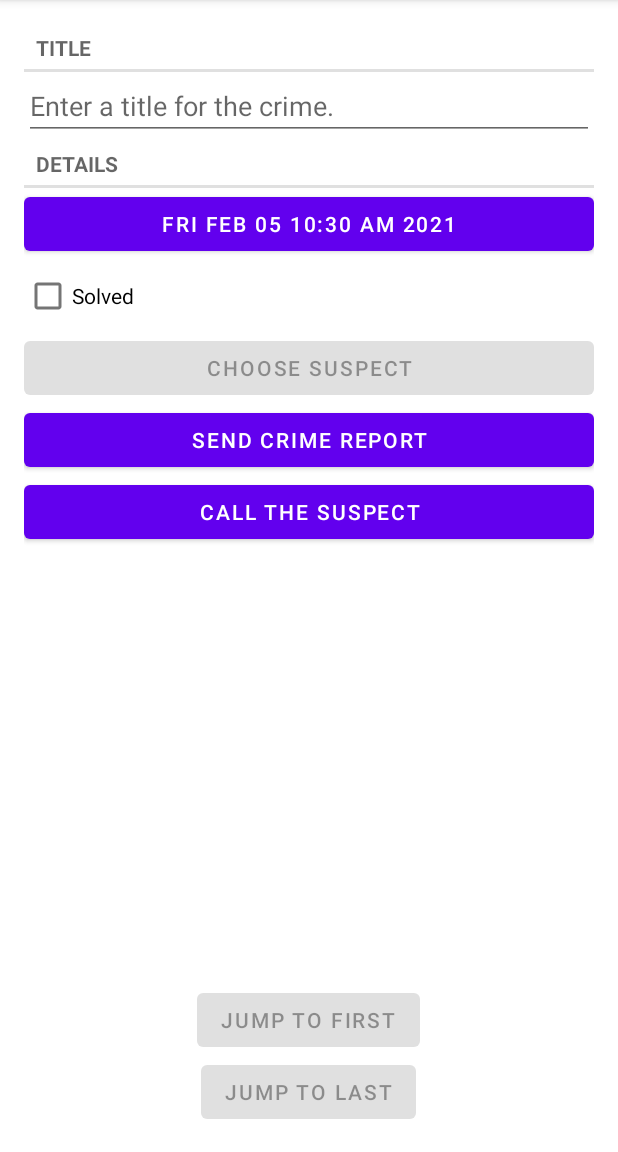
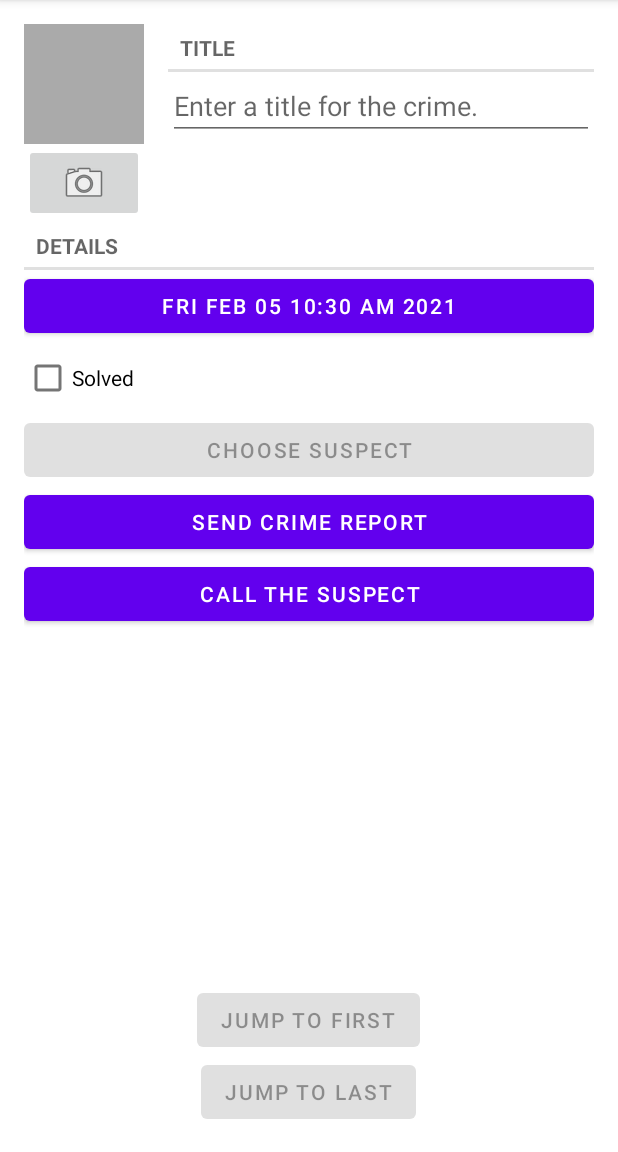
Before and after one commit to HeAohow/BigNerd, an Android app: the CrimeFragment screen opened directly, with no data from a screen before it, on a phone screen of 412 x 824 dp, the part 84-1236 px from its top. Run offline under Robolectric (Android 15) with nearby library versions, the phone set to English and light mode, and no system bars.

Commit message:
chap-16 challenges completed XP;

```diff
--- a/CriminalIntent/app/src/main/java/com/heao/criminalintent/Crime.java
+++ b/CriminalIntent/app/src/main/java/com/heao/criminalintent/Crime.java
@@ -73,4 +73,8 @@
     public String getDateString() {
         return new SimpleDateFormat("EEE MMM dd h:mm a yyyy", Locale.US).format(getDate());
     }
+
+    public String getPhotoFilename() {
+        return "IMG_" + getId().toString() + ".jpg";
+    }
 }
--- a/CriminalIntent/app/src/main/java/com/heao/criminalintent/CrimeFragment.java
+++ b/CriminalIntent/app/src/main/java/com/heao/criminalintent/CrimeFragment.java
@@ -1,44 +1,57 @@
 package com.heao.criminalintent;
 
-import android.Manifest;
 import android.app.Activity;
 import android.content.Intent;
 import android.content.pm.PackageManager;
+import android.content.pm.ResolveInfo;
 import android.database.Cursor;
-import android.database.CursorWrapper;
+import android.graphics.Bitmap;
 import android.net.Uri;
 import android.os.Bundle;
 import android.provider.ContactsContract;
+import android.provider.MediaStore;
 import android.text.Editable;
 import android.text.TextWatcher;
 import android.text.format.DateFormat;
+import android.util.Log;
 import android.view.LayoutInflater;
 import android.view.Menu;
 import android.view.MenuInflater;
 import android.view.MenuItem;
 import android.view.View;
 import android.view.ViewGroup;
+import android.view.ViewTreeObserver;
 import android.widget.Button;
 import android.widget.CheckBox;
 import android.widget.EditText;
+import android.widget.ImageButton;
+import android.widget.ImageView;
 import android.widget.Toast;
 
 import androidx.annotation.NonNull;
 import androidx.annotation.Nullable;
 import androidx.core.app.ShareCompat;
-import androidx.core.content.ContextCompat;
+import androidx.core.content.FileProvider;
 import androidx.fragment.app.Fragment;
 import androidx.fragment.app.FragmentManager;
 
+import com.heao.utils.PictureUtils;
+
+import java.io.File;
 import java.util.Date;
-import java.util.Objects;
+import java.util.List;
 import java.util.UUID;
 
 public class CrimeFragment extends Fragment {
     private static final String ARG_CRIME_ID = "crime_id";
     private static final String DIALOG_DATE = "DialogDate";
+    private static final String DIALOG_DETAIL_PHOTO = "DialogDetailPhoto";
+
     private static final int REQUEST_DATE = 0;
     private static final int REQUEST_CONTACT = 1;
+    private static final int REQUEST_PHOTO = 2;
+
+    private final String PHOTO_AUTHORITY = "com.heao.criminalintent.fileprovider";
 
     private Crime mCrime;
     private EditText mTitleField;
@@ -47,6 +60,11 @@
     private Button mReportButton;
     private Button mSuspectButton;
     private Button mCallButton;
+    private ImageButton mPhotoButton;
+    private ImageView mPhotoView;
+    private int photoWidth;
+    private int photoHeight;
+    private File mPhotoFile;
 
     public static CrimeFragment newInstance(UUID crimeId) {
         // 绑定Fragment参数
@@ -78,6 +96,10 @@
         mReportButton = v.findViewById(R.id.crime_report);
         mSuspectButton = v.findViewById(R.id.crime_suspect);
         mCallButton = v.findViewById(R.id.call_the_suspect);
+        mPhotoButton = v.findViewById(R.id.crime_camera);
+        mPhotoFile = CrimeLab.get(getActivity()).getPhotoFile(mCrime);
+        mPhotoView = v.findViewById(R.id.crime_photo);
+
         // 为控件绑定事件
         mTitleField.setText(mCrime.getTitle());
         mSolvedCheckBox.setChecked(mCrime.isSolved());
@@ -87,7 +109,28 @@
             DatePickerFragment dialog = DatePickerFragment.newInstance(mCrime.getDate());
             // Fragment之间通信 1. 设置target 2. 直接调用target的onActivityResult方法
             dialog.setTargetFragment(CrimeFragment.this, REQUEST_DATE);
+            // 将fragment添加给fragmentManager并显示在屏幕上
+            // String用于在fragment队列中进行唯一标识
             dialog.show(fm, DIALOG_DATE);
+        });
+
+        mPhotoView.getViewTreeObserver().addOnGlobalLayoutListener(new ViewTreeObserver.OnGlobalLayoutListener() {
+            @Override
+            public void onGlobalLayout() {
+                photoWidth = mPhotoView.getMeasuredWidth();
+                photoHeight = mPhotoView.getMeasuredHeight();
+                mPhotoView.getViewTreeObserver().removeOnGlobalLayoutListener(this);
+                updatePhotoView();
+            }
+        });
+
+        mPhotoView.setOnClickListener(v5 -> {
+            if (mPhotoFile == null || !mPhotoFile.exists()) {
+                return;
+            }
+            FragmentManager fm = getFragmentManager();
+            DetailPhotoFragment dialog = DetailPhotoFragment.newInstance(mPhotoFile.getPath());
+            dialog.show(fm, DIALOG_DETAIL_PHOTO);
         });
 
         mTitleField.addTextChangedListener(new TextWatcher() {
@@ -133,7 +176,6 @@
         });
 
         final Intent pickContact = new Intent(Intent.ACTION_PICK, ContactsContract.Contacts.CONTENT_URI);
-
         mSuspectButton.setOnClickListener(v2 -> {
             // TODO 权限请求弹窗
 //            ContextCompat.checkSelfPermission(getContext().getApplicationContext(), Manifest.permission.READ_CONTACTS) != PackageManager.PERMISSION_GRANTED)
@@ -142,6 +184,7 @@
         if (mCrime.getSuspect() != null) {
             mSuspectButton.setText(mCrime.getSuspect());
         }
+        // 验证设备是否具有隐式intent请求的功能的应用
         PackageManager packageManager = getActivity().getPackageManager();
         if (packageManager.resolveActivity(pickContact, PackageManager.MATCH_DEFAULT_ONLY) == null) {
             mSuspectButton.setEnabled(false);
@@ -157,6 +200,30 @@
                 startActivity(i);
             }
         });
+
+        final Intent captureImage = new Intent(MediaStore.ACTION_IMAGE_CAPTURE);
+        boolean canTakePhoto = mPhotoFile != null && captureImage.resolveActivity(packageManager) != null;
+        mPhotoButton.setEnabled(canTakePhoto);
+        mPhotoButton.setOnClickListener(v4 -> {
+            // 通过FileProvider将文件路径转化为uri
+            Uri uri = FileProvider.getUriForFile(getActivity(),
+                    PHOTO_AUTHORITY,
+                    mPhotoFile);
+            captureImage.putExtra(MediaStore.EXTRA_OUTPUT, uri);
+            // 获取intent的所有目标请求应用
+            List<ResolveInfo> cameraActivities = getActivity()
+                    .getPackageManager()
+                    .queryIntentActivities(captureImage, PackageManager.MATCH_DEFAULT_ONLY);
+            // 为intent的所有目标请求应用的activity都授予 FLAG_GRANT_WRITE_URI_PERMISSION 写入uri指定位置的权限
+            for (ResolveInfo activity : cameraActivities) {
+                getActivity().grantUriPermission(activity.activityInfo.packageName,
+                        uri,
+                        Intent.FLAG_GRANT_WRITE_URI_PERMISSION);
+            }
+
+            startActivityForResult(captureImage, REQUEST_PHOTO);
+        });
+
         return v;
     }
 
@@ -224,6 +291,10 @@
                     mCrime.setPhone(phoneNumber);
                 }
             }
+        } else if (requestCode == REQUEST_PHOTO) {
+            Uri uri = FileProvider.getUriForFile(getActivity(), PHOTO_AUTHORITY, mPhotoFile);
+            getActivity().revokeUriPermission(uri, Intent.FLAG_GRANT_WRITE_URI_PERMISSION);
+            updatePhotoView();
         }
     }
 
@@ -260,4 +331,13 @@
                 mCrime.getTitle(), dateString, solvedString, suspect);
         return report;
     }
+
+    private void updatePhotoView() {
+        if (mPhotoFile == null || !mPhotoFile.exists()) {
+            mPhotoView.setImageDrawable(null);
+        } else {
+            Bitmap bitmap = PictureUtils.getScaledBitmap(mPhotoFile.getPath(), photoWidth, photoHeight);
+            mPhotoView.setImageBitmap(bitmap);
+        }
+    }
 }
--- a/CriminalIntent/app/src/main/java/com/heao/criminalintent/CrimeLab.java
+++ b/CriminalIntent/app/src/main/java/com/heao/criminalintent/CrimeLab.java
@@ -8,6 +8,7 @@
 import com.heao.database.CrimeBaseHelper;
 import com.heao.database.CrimeCursorWrapper;
 
+import java.io.File;
 import java.util.ArrayList;
 import java.util.HashMap;
 import java.util.List;
@@ -128,4 +129,10 @@
         );
         return new CrimeCursorWrapper(cursor);
     }
+
+    public File getPhotoFile(Crime crime) {
+        // 获取 ?/<packageName>/files 目录
+        File filesDir = mContext.getFilesDir();
+        return new File(filesDir, crime.getPhotoFilename());
+    }
 }
--- a/CriminalIntent/app/src/main/res/layout/fragment_crime.xml
+++ b/CriminalIntent/app/src/main/res/layout/fragment_crime.xml
@@ -4,6 +4,38 @@
     android:layout_height="match_parent"
     android:orientation="vertical"
     android:padding="16dp">
+
+    <LinearLayout
+        android:layout_width="match_parent"
+        android:layout_height="wrap_content"
+        android:orientation="horizontal">
+
+        <LinearLayout
+            android:layout_width="wrap_content"
+            android:layout_height="wrap_content"
+            android:layout_marginRight="16dp"
+            android:orientation="vertical">
+
+            <ImageView
+                android:id="@+id/crime_photo"
+                android:layout_width="80dp"
+                android:layout_height="80dp"
+                android:background="@android:color/darker_gray"
+                android:cropToPadding="true"
+                android:scaleType="centerInside" />
+
+            <ImageButton
+                android:id="@+id/crime_camera"
+                android:layout_width="match_parent"
+                android:layout_height="wrap_content"
+                android:src="@android:drawable/ic_menu_camera" />
+        </LinearLayout>
+
+        <LinearLayout
+            android:layout_width="0dp"
+            android:layout_height="wrap_content"
+            android:layout_weight="1"
+            android:orientation="vertical">
 
             <TextView
                 style="?android:listSeparatorTextViewStyle"
@@ -16,6 +48,9 @@
                 android:layout_width="match_parent"
                 android:layout_height="wrap_content"
                 android:hint="@string/crime_title_hint" />
+        </LinearLayout>
+    </LinearLayout>
+
 
     <TextView
         style="?android:listSeparatorTextViewStyle"
--- /dev/null
+++ b/CriminalIntent/app/src/main/res/xml/files.xml
@@ -0,0 +1,6 @@
+<?xml version="1.0" encoding="utf-8"?>
+<paths>
+    <files-path
+        name="crime_photos"
+        path="." />
+</paths>
```
Also changed, not shown: CriminalIntent/app/src/main/AndroidManifest.xml (+18 -5 lines), CriminalIntent/app/src/main/java/com/heao/criminalintent/DetailPhotoFragment.java (added, +52 -0 lines), CriminalIntent/app/src/main/java/com/heao/utils/PictureUtils.java (added, +37 -0 lines), CriminalIntent/app/src/main/res/layout/dialog_photo.xml (added, +7 -0 lines). Lines whose indentation alone changed are shown as unchanged.
